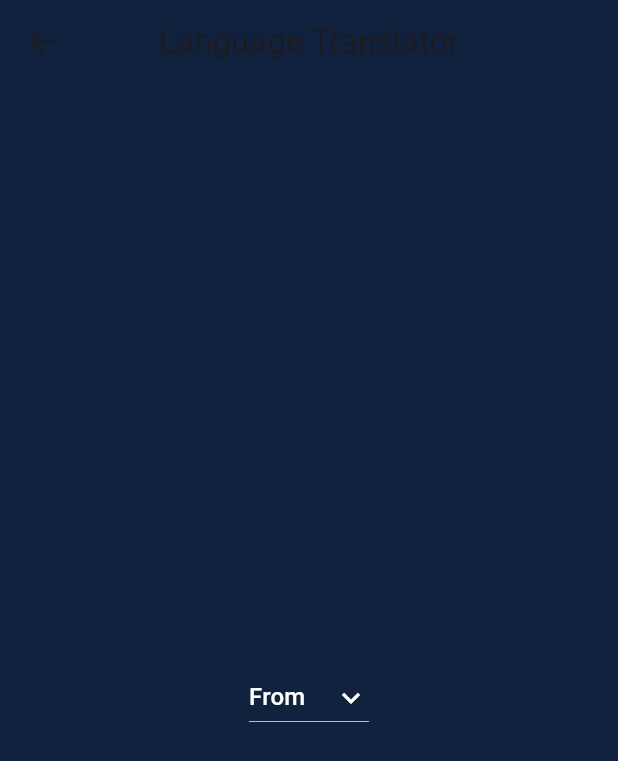
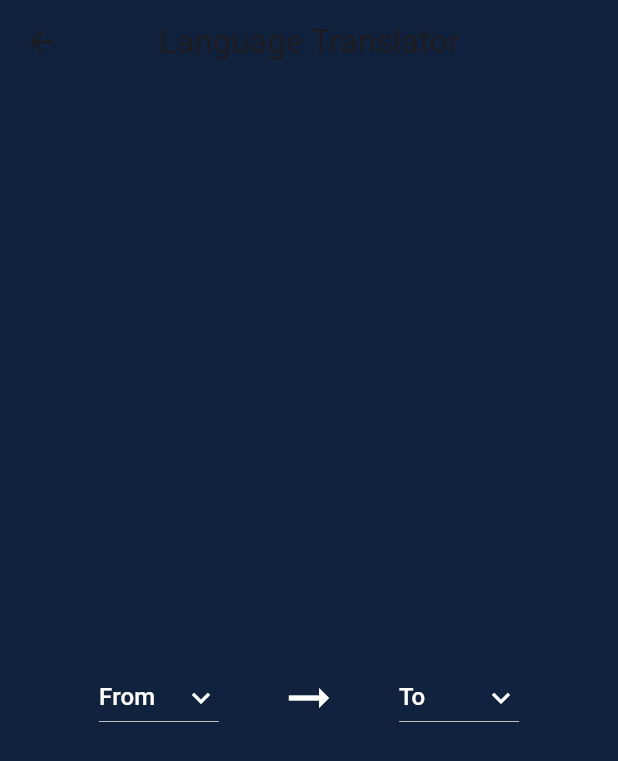
Before and after one commit to Hirun4/Translate-APP, a Flutter app: the LanguageTranslationPage screen opened directly, on a phone screen of 412 x 824 dp. Shown: the top 761 px of the screen. Run offline on Flutter 3.47's test engine with Material 3 defaults, Android fonts, the phone set to English and light mode, and no system bars; statements that could not run were skipped.

Commit message:
add dropdown for destination

```diff
--- a/lib/language_translation.dart
+++ b/lib/language_translation.dart
@@ -50,7 +50,45 @@ class _LanguageTranslationPageState extends State<LanguageTranslationPage> {
                         value: dropDownStringItem,
                       );
                     }).toList(),
-                  )
+                    onChanged: (String? value) {
+                      setState(() {
+                        originLanguage = value!;
+                      });
+                    },
+                  ),
+                  SizedBox(
+                    width: 40,
+                  ),
+                  Icon(
+                    Icons.arrow_right_alt_outlined,
+                    color: Colors.white,
+                    size: 40,
+                  ),
+                  SizedBox(
+                    width: 40,
+                  ),
+                  DropdownButton(
+                    focusColor: Colors.white,
+                    iconDisabledColor: Colors.white,
+                    iconEnabledColor: Colors.white,
+                    hint: Text(
+                      destinationLanguage,
+                      style: TextStyle(color: Colors.white),
+                    ),
+                    dropdownColor: Colors.white,
+                    icon: Icon(Icons.keyboard_arrow_down),
+                    items: languages.map((String dropDownStringItem) {
+                      return DropdownMenuItem(
+                        child: Text(dropDownStringItem),
+                        value: dropDownStringItem,
+                      );
+                    }).toList(),
+                    onChanged: (String? value) {
+                      setState(() {
+                        destinationLanguage = value!;
+                      });
+                    },
+                  ),
                 ],
               )
             ],
```
